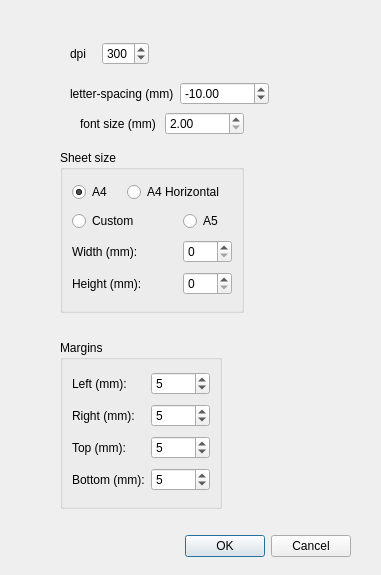
Old version of the form preferencesdialog.ui in the repository aizenbit/Scribbler.
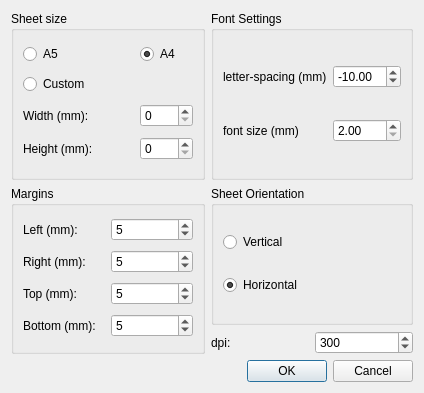
New version of the form.

Commit message: add sheet orientation, ui improvement

```diff
--- a/preferencesdialog.ui
+++ b/preferencesdialog.ui
@@ -6,87 +6,20 @@
    <rect>
     <x>0</x>
     <y>0</y>
-    <width>381</width>
-    <height>575</height>
+    <width>424</width>
+    <height>393</height>
    </rect>
   </property>
   <property name="windowTitle">
    <string>Preferences</string>
   </property>
-  <widget class="QDialogButtonBox" name="buttonBox">
-   <property name="geometry">
-    <rect>
-     <x>10</x>
-     <y>530</y>
-     <width>341</width>
-     <height>32</height>
-    </rect>
-   </property>
-   <property name="orientation">
-    <enum>Qt::Horizontal</enum>
-   </property>
-   <property name="standardButtons">
-    <set>QDialogButtonBox::Cancel|QDialogButtonBox::Ok</set>
-   </property>
-  </widget>
+  <layout class="QGridLayout" name="gridLayout_4">
+   <item row="0" column="0">
   <widget class="QGroupBox" name="groupBox">
-   <property name="geometry">
-    <rect>
-     <x>60</x>
-     <y>150</y>
-     <width>184</width>
-     <height>163</height>
-    </rect>
-   </property>
    <property name="title">
     <string>Sheet size</string>
    </property>
    <layout class="QGridLayout" name="gridLayout_2">
-    <item row="0" column="0">
-     <widget class="QRadioButton" name="A4RadioButton">
-      <property name="text">
-       <string>A4</string>
-      </property>
-      <property name="checked">
-       <bool>true</bool>
-      </property>
-     </widget>
-    </item>
-    <item row="0" column="1" colspan="2">
-     <widget class="QRadioButton" name="A4HRadioButton">
-      <property name="text">
-       <string>A4 Horizontal</string>
-      </property>
-     </widget>
-    </item>
-    <item row="1" column="0" colspan="2">
-     <widget class="QRadioButton" name="CustomRadioButton">
-      <property name="text">
-       <string>Custom</string>
-      </property>
-     </widget>
-    </item>
-    <item row="1" column="2">
-     <widget class="QRadioButton" name="A5RadioButton">
-      <property name="text">
-       <string>A5</string>
-      </property>
-     </widget>
-    </item>
-    <item row="2" column="0" colspan="2">
-     <widget class="QLabel" name="label_4">
-      <property name="text">
-       <string>Width (mm):</string>
-      </property>
-     </widget>
-    </item>
-    <item row="2" column="2">
-     <widget class="QSpinBox" name="sheetWidthSpinBox">
-      <property name="maximum">
-       <number>999</number>
-      </property>
-     </widget>
-    </item>
     <item row="3" column="0" colspan="2">
      <widget class="QLabel" name="label_5">
       <property name="text">
@@ -94,6 +27,20 @@
       </property>
      </widget>
     </item>
+      <item row="2" column="2">
+       <widget class="QSpinBox" name="sheetWidthSpinBox">
+        <property name="maximum">
+         <number>999</number>
+        </property>
+       </widget>
+      </item>
+      <item row="2" column="0" colspan="2">
+       <widget class="QLabel" name="label_4">
+        <property name="text">
+         <string>Width (mm):</string>
+        </property>
+       </widget>
+      </item>
     <item row="3" column="2">
      <widget class="QSpinBox" name="sheetHeightSpinBox">
       <property name="maximum">
@@ -101,17 +48,81 @@
       </property>
      </widget>
     </item>
-   </layout>
-  </widget>
+      <item row="1" column="0" colspan="2">
+       <widget class="QRadioButton" name="CustomRadioButton">
+        <property name="text">
+         <string>Custom</string>
+        </property>
+       </widget>
+      </item>
+      <item row="0" column="0">
+       <widget class="QRadioButton" name="A5RadioButton">
+        <property name="text">
+         <string>A5</string>
+        </property>
+       </widget>
+      </item>
+      <item row="0" column="2">
+       <widget class="QRadioButton" name="A4RadioButton">
+        <property name="text">
+         <string>A4</string>
+        </property>
+        <property name="checked">
+         <bool>true</bool>
+        </property>
+       </widget>
+      </item>
+     </layout>
+    </widget>
+   </item>
+   <item row="0" column="1">
+    <widget class="QGroupBox" name="groupBox_4">
+     <property name="title">
+      <string>Font Settings</string>
+     </property>
+     <layout class="QGridLayout" name="gridLayout_3">
+      <item row="0" column="0">
+       <widget class="QLabel" name="label_2">
+        <property name="text">
+         <string>letter-spacing (mm)</string>
+        </property>
+       </widget>
+      </item>
+      <item row="0" column="1">
+       <widget class="QDoubleSpinBox" name="letterSpacingSpinBox">
+        <property name="minimum">
+         <double>-999.000000000000000</double>
+        </property>
+        <property name="maximum">
+         <double>999.000000000000000</double>
+        </property>
+        <property name="value">
+         <double>-10.000000000000000</double>
+        </property>
+       </widget>
+      </item>
+      <item row="1" column="0">
+       <widget class="QLabel" name="label_3">
+        <property name="text">
+         <string>font size (mm)</string>
+        </property>
+       </widget>
+      </item>
+      <item row="1" column="1">
+       <widget class="QDoubleSpinBox" name="fontSizeSpinBox">
+        <property name="minimum">
+         <double>2.000000000000000</double>
+        </property>
+        <property name="maximum">
+         <double>999.990000000000009</double>
+        </property>
+       </widget>
+      </item>
+     </layout>
+    </widget>
+   </item>
+   <item row="1" column="0">
   <widget class="QGroupBox" name="groupBox_2">
-   <property name="geometry">
-    <rect>
-     <x>60</x>
-     <y>340</y>
-     <width>162</width>
-     <height>169</height>
-    </rect>
-   </property>
    <property name="title">
     <string>Margins</string>
    </property>
@@ -174,20 +185,44 @@
     </item>
    </layout>
   </widget>
-  <widget class="QWidget" name="">
-   <property name="geometry">
-    <rect>
-     <x>70</x>
-     <y>40</y>
-     <width>79</width>
-     <height>27</height>
-    </rect>
-   </property>
+   </item>
+   <item row="1" column="1">
+    <layout class="QVBoxLayout" name="verticalLayout_2">
+     <item>
+      <widget class="QGroupBox" name="groupBox_3">
+       <property name="title">
+        <string>Sheet Orientation</string>
+       </property>
+       <layout class="QVBoxLayout" name="verticalLayout">
+        <item>
+         <widget class="QRadioButton" name="VRadioButton">
+          <property name="text">
+           <string>Vertical</string>
+          </property>
+          <property name="checked">
+           <bool>false</bool>
+          </property>
+         </widget>
+        </item>
+        <item>
+         <widget class="QRadioButton" name="HRadioButton">
+          <property name="text">
+           <string>Horizontal</string>
+          </property>
+          <property name="checked">
+           <bool>true</bool>
+          </property>
+         </widget>
+        </item>
+       </layout>
+      </widget>
+     </item>
+     <item>
    <layout class="QHBoxLayout" name="horizontalLayout_5">
     <item>
      <widget class="QLabel" name="label">
       <property name="text">
-       <string>dpi</string>
+          <string>dpi:</string>
       </property>
      </widget>
     </item>
@@ -208,68 +243,20 @@
      </widget>
     </item>
    </layout>
-  </widget>
-  <widget class="QWidget" name="">
-   <property name="geometry">
-    <rect>
-     <x>70</x>
-     <y>80</y>
-     <width>199</width>
-     <height>27</height>
-    </rect>
-   </property>
-   <layout class="QHBoxLayout" name="horizontalLayout_6">
-    <item>
-     <widget class="QLabel" name="label_2">
-      <property name="text">
-       <string>letter-spacing (mm)</string>
-      </property>
-     </widget>
-    </item>
-    <item>
-     <widget class="QDoubleSpinBox" name="letterSpacingSpinBox">
-      <property name="minimum">
-       <double>-999.000000000000000</double>
-      </property>
-      <property name="maximum">
-       <double>999.000000000000000</double>
-      </property>
-      <property name="value">
-       <double>-10.000000000000000</double>
-      </property>
-     </widget>
-    </item>
-   </layout>
-  </widget>
-  <widget class="QWidget" name="">
-   <property name="geometry">
-    <rect>
-     <x>80</x>
-     <y>110</y>
-     <width>164</width>
-     <height>27</height>
-    </rect>
-   </property>
-   <layout class="QHBoxLayout" name="horizontalLayout_7">
-    <item>
-     <widget class="QLabel" name="label_3">
-      <property name="text">
-       <string>font size (mm)</string>
-      </property>
-     </widget>
-    </item>
-    <item>
-     <widget class="QDoubleSpinBox" name="fontSizeSpinBox">
-      <property name="minimum">
-       <double>2.000000000000000</double>
-      </property>
-      <property name="maximum">
-       <double>999.990000000000009</double>
+     </item>
+    </layout>
+   </item>
+   <item row="2" column="0" colspan="2">
+    <widget class="QDialogButtonBox" name="buttonBox">
+     <property name="orientation">
+      <enum>Qt::Horizontal</enum>
+     </property>
+     <property name="standardButtons">
+      <set>QDialogButtonBox::Cancel|QDialogButtonBox::Ok</set>
       </property>
      </widget>
     </item>
    </layout>
-  </widget>
  </widget>
  <resources/>
  <connections>
```
Lines whose indentation alone changed are shown as unchanged. The commit also changes 3 other files.
